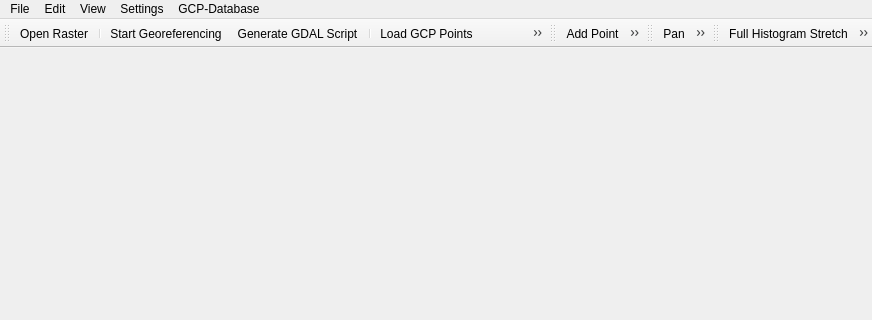
mj10777/QGIS, file src/plugins/georeferencer/qgsgeorefpluginguibase.ui: the form before one commit; both pictures show x 0 to 872 and y 0 to 320 of the 872 by 621 pixel window.
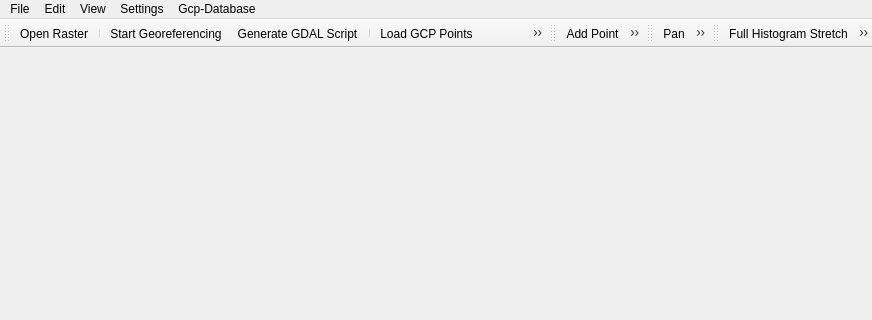
The form after the commit. Icons and pictures are not drawn. Custom widgets are drawn as their Qt base class.

The edit to the form file:
```diff
--- a/src/plugins/georeferencer/qgsgeorefpluginguibase.ui
+++ b/src/plugins/georeferencer/qgsgeorefpluginguibase.ui
@@ -83,7 +83,7 @@
    </widget>
    <widget class="QMenu" name="menuGcpDatabase">
     <property name="title">
-     <string>GCP-Database</string>
+     <string>Gcp-Database</string>
     </property>
      <widget class="QMenu" name="menuGcpDatabaseSetting">
      <property name="title">
```
Left out of the diff: 32 changed lines with no effect on the pictures.
